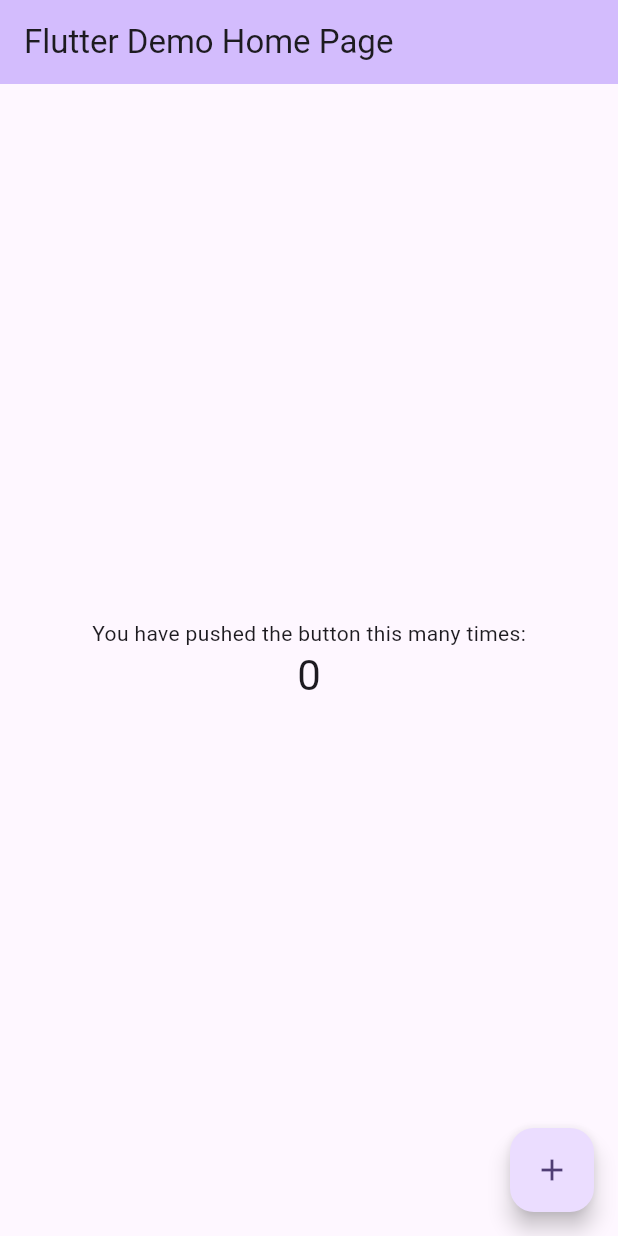
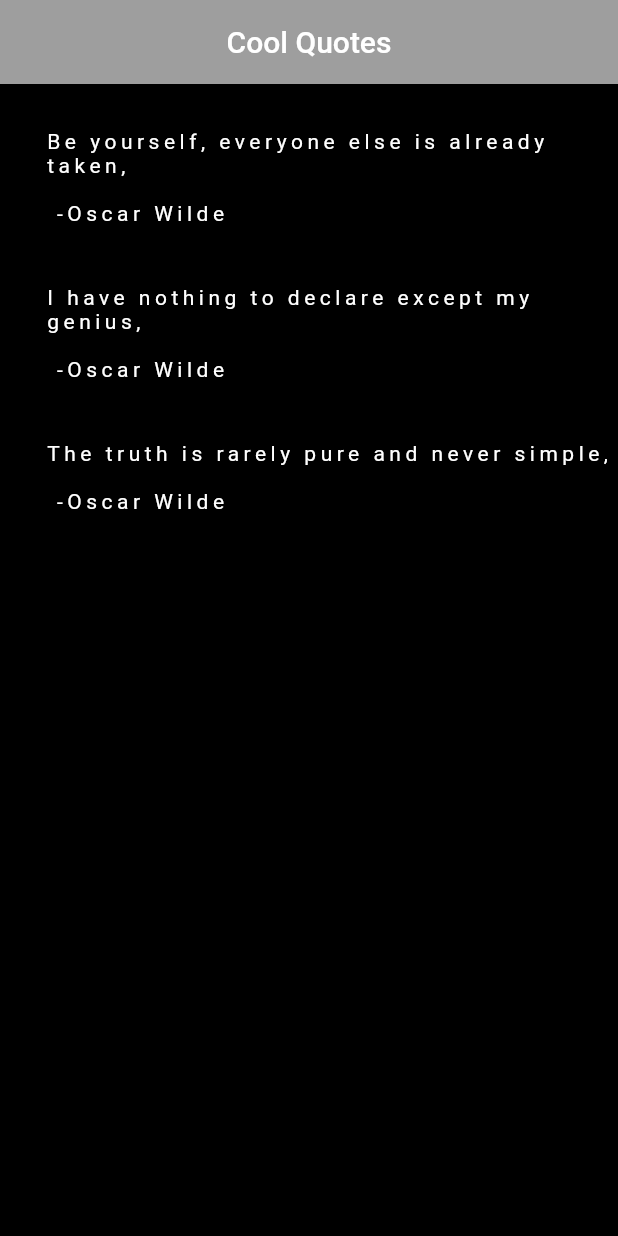
Before and after one commit to skeptickal/Outputting_Lists_of_Data, a Flutter app: the screen it shows after launch, on a phone screen of 412 x 824 dp. Run offline on Flutter 3.47's test engine with Material 2 defaults, Android fonts, the phone set to English and light mode, and no system bars; our stand-ins replace logger.

Commit message:
made and used a custom class

```diff
--- a/data_output_practice/lib/main.dart
+++ b/data_output_practice/lib/main.dart
@@ -1,125 +1,62 @@
 import 'package:flutter/material.dart';
+import 'quote.dart';
+import 'package:logger/logger.dart';
 
 void main() {
-  runApp(const MyApp());
+  runApp(const MaterialApp(
+    home: OutputData(),
+  ));
+  final logger = Logger();
+  Quote myquote = Quote(author: 'hello', text: 'world');
+  logger.i('${myquote.text}, ${myquote.author}');
 }
 
-class MyApp extends StatelessWidget {
-  const MyApp({super.key});
+class OutputData extends StatefulWidget {
+  const OutputData({super.key});
 
-  // This widget is the root of your application.
+  @override
+  State<OutputData> createState() => _OutputDataState();
+}
+
+class _OutputDataState extends State<OutputData> {
+  List<Quote> quotes = [
+    Quote(
+        author: 'Oscar Wilde',
+        text: 'Be yourself, everyone else is already taken'),
+    Quote(
+        author: 'Oscar Wilde',
+        text: 'I have nothing to declare except my genius'),
+    Quote(
+        author: 'Oscar Wilde',
+        text: 'The truth is rarely pure and never simple'),
+  ];
   @override
   Widget build(BuildContext context) {
-    return MaterialApp(
-      title: 'Flutter Demo',
-      theme: ThemeData(
-        // This is the theme of your application.
-        //
-        // TRY THIS: Try running your application with "flutter run". You'll see
-        // the application has a blue toolbar. Then, without quitting the app,
-        // try changing the seedColor in the colorScheme below to Colors.green
-        // and then invoke "hot reload" (save your changes or press the "hot
-        // reload" button in a Flutter-supported IDE, or press "r" if you used
-        // the command line to start the app).
-        //
-        // Notice that the counter didn't reset back to zero; the application
-        // state is not lost during the reload. To reset the state, use hot
-        // restart instead.
-        //
-        // This works for code too, not just values: Most code changes can be
-        // tested with just a hot reload.
-        colorScheme: ColorScheme.fromSeed(seedColor: Colors.deepPurple),
-        useMaterial3: true,
+    return Scaffold(
+      backgroundColor: const Color.fromARGB(255, 0, 0, 0),
+      appBar: AppBar(
+        title: const Text(
+          'Cool Quotes',
+        ),
+        centerTitle: true,
+        backgroundColor: Colors.grey,
       ),
-      home: const MyHomePage(title: 'Flutter Demo Home Page'),
+      body: Column(
+        children: quotes.map(
+          (quote) {
+            return Padding(
+              padding: const EdgeInsets.fromLTRB(30.0, 30.0, 0.0, 10.0),
+              child: Text(
+                '${quote.text}, \n\n -${quote.author}',
+                style: const TextStyle(
+                  color: Colors.white,
+                  letterSpacing: 3.0,
+                ),
+              ),
+            );
+          },
+        ).toList(),
+      ),
     );
   }
 }
-
-class MyHomePage extends StatefulWidget {
-  const MyHomePage({super.key, required this.title});
-
-  // This widget is the home page of your application. It is stateful, meaning
-  // that it has a State object (defined below) that contains fields that affect
-  // how it looks.
-
-  // This class is the configuration for the state. It holds the values (in this
-  // case the title) provided by the parent (in this case the App widget) and
-  // used by the build method of the State. Fields in a Widget subclass are
-  // always marked "final".
-
-  final String title;
-
-  @override
-  State<MyHomePage> createState() => _MyHomePageState();
-}
-
-class _MyHomePageState extends State<MyHomePage> {
-  int _counter = 0;
-
-  void _incrementCounter() {
-    setState(() {
-      // This call to setState tells the Flutter framework that something has
-      // changed in this State, which causes it to rerun the build method below
-      // so that the display can reflect the updated values. If we changed
-      // _counter without calling setState(), then the build method would not be
-      // called again, and so nothing would appear to happen.
-      _counter++;
-    });
-  }
-
-  @override
-  Widget build(BuildContext context) {
-    // This method is rerun every time setState is called, for instance as done
-    // by the _incrementCounter method above.
-    //
-    // The Flutter framework has been optimized to make rerunning build methods
-    // fast, so that you can just rebuild anything that needs updating rather
-    // than having to individually change instances of widgets.
-    return Scaffold(
-      appBar: AppBar(
-        // TRY THIS: Try changing the color here to a specific color (to
-        // Colors.amber, perhaps?) and trigger a hot reload to see the AppBar
-        // change color while the other colors stay the same.
-        backgroundColor: Theme.of(context).colorScheme.inversePrimary,
-        // Here we take the value from the MyHomePage object that was created by
-        // the App.build method, and use it to set our appbar title.
-        title: Text(widget.title),
-      ),
-      body: Center(
-        // Center is a layout widget. It takes a single child and positions it
-        // in the middle of the parent.
-        child: Column(
-          // Column is also a layout widget. It takes a list of children and
-          // arranges them vertically. By default, it sizes itself to fit its
-          // children horizontally, and tries to be as tall as its parent.
-          //
-          // Column has various properties to control how it sizes itself and
-          // how it positions its children. Here we use mainAxisAlignment to
-          // center the children vertically; the main axis here is the vertical
-          // axis because Columns are vertical (the cross axis would be
-          // horizontal).
-          //
-          // TRY THIS: Invoke "debug painting" (choose the "Toggle Debug Paint"
-          // action in the IDE, or press "p" in the console), to see the
-          // wireframe for each widget.
-          mainAxisAlignment: MainAxisAlignment.center,
-          children: <Widget>[
-            const Text(
-              'You have pushed the button this many times:',
-            ),
-            Text(
-              '$_counter',
-              style: Theme.of(context).textTheme.headlineMedium,
-            ),
-          ],
-        ),
-      ),
-      floatingActionButton: FloatingActionButton(
-        onPressed: _incrementCounter,
-        tooltip: 'Increment',
-        child: const Icon(Icons.add),
-      ), // This trailing comma makes auto-formatting nicer for build methods.
-    );
-  }
-}
--- /dev/null
+++ b/data_output_practice/lib/quote.dart
@@ -0,0 +1,8 @@
+class Quote {
+  String? text;
+  String? author;
+
+  Quote({this.text, this.author});
+}
+
+Quote myquote = Quote(author: 'hello', text: 'world');
--- a/data_output_practice/pubspec.yaml
+++ b/data_output_practice/pubspec.yaml
@@ -28,6 +28,7 @@ environment:
 # the latest version available on pub.dev. To see which dependencies have newer
 # versions available, run `flutter pub outdated`.
 dependencies:
+  logger: ^1.0.0
   flutter:
     sdk: flutter
 
```
Also changed, not shown: 1 other file.
